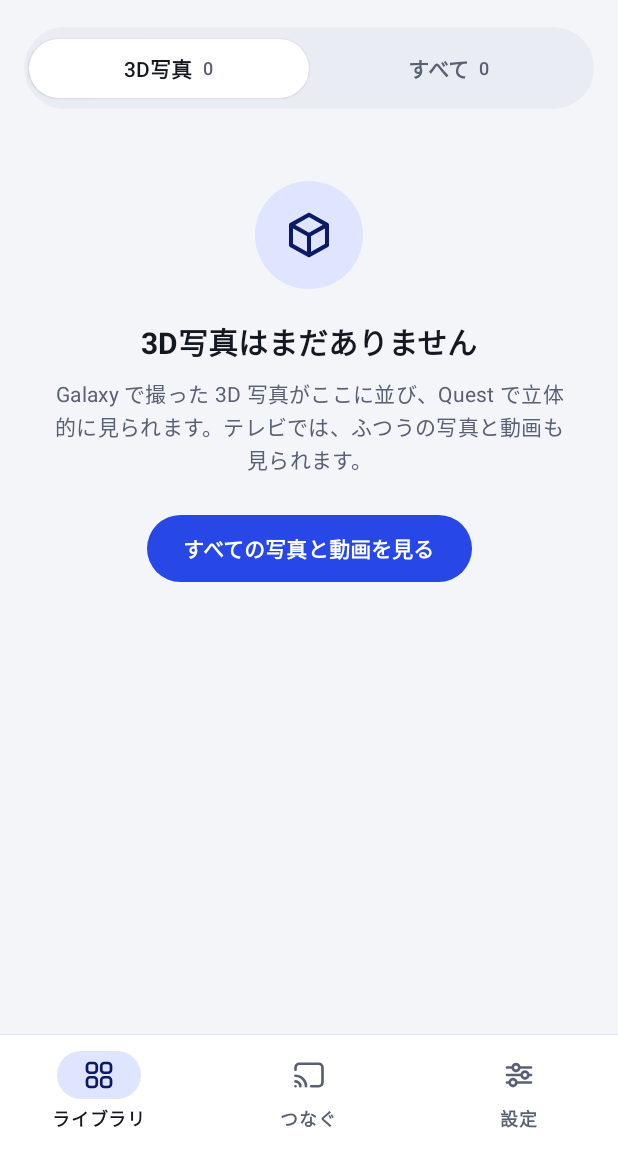
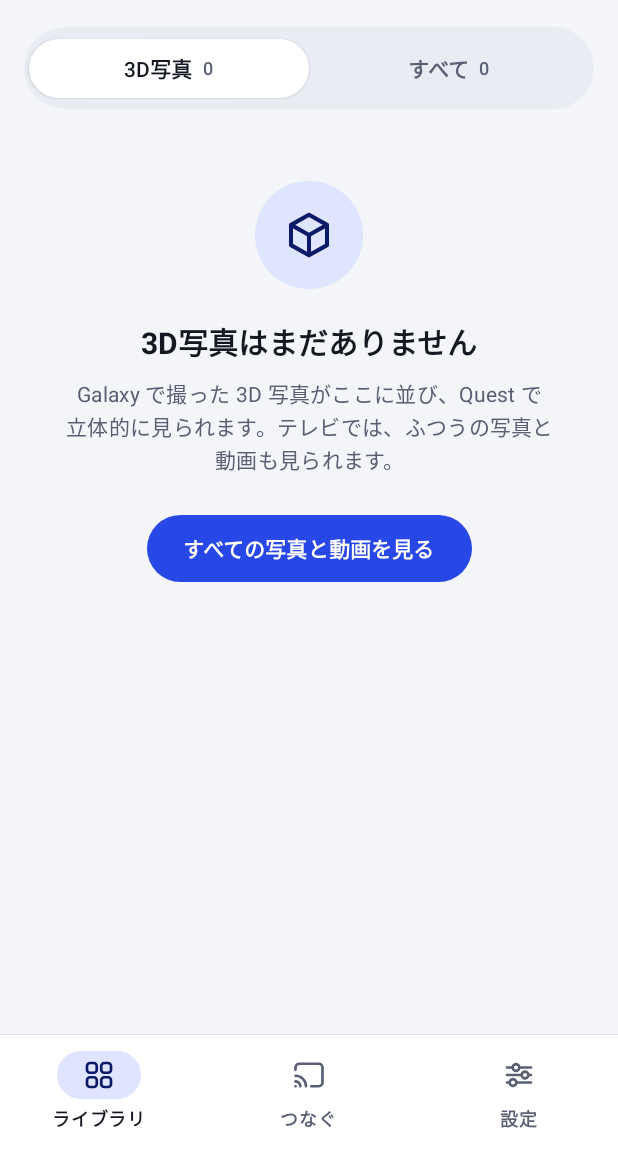
Before and after one commit to lingmulongtai/Okuyuki-android, an Android app built with Jetpack Compose: the screen it shows after launch (MainActivity), on a phone screen of 412 x 824 dp, the part 81-1236 px from its top. Run offline under Robolectric (Android 15) with nearby library versions, the phone set to English and light mode, and no system bars; our stand-ins replace Room's generated code; libraries missing offline, so code that uses them is left out: io.ktor.server.

Commit message:
fix(ui): break Japanese lines by phrase and soften error colors
Text is set as Japanese whatever the phone's language, so lines break
between phrases and glyphs take their Japanese forms. Errors use a muted
red in the dark theme, and a Latin name such as Quest keeps its space
before the Japanese that follows, as on the Quest app.

Co-Authored-By: Claude Opus 5.5 <noreply@anthropic.com>
Claude-Session: https://claude.ai/code/session_01C2XbL1vLuagkYfvBkFSrx6

```diff
--- a/app/src/main/java/com/okuyuki/android/ui/PairingDialog.kt
+++ b/app/src/main/java/com/okuyuki/android/ui/PairingDialog.kt
@@ -34,7 +34,7 @@ fun PairingDialog(request: PendingPeer, others: Int, approve: () -> Unit, reject
                 GlyphBubble(if (tv) Glyphs.Tv else Glyphs.Headset, size = 56.dp, container = MaterialTheme.colorScheme.primaryContainer,
                     tint = MaterialTheme.colorScheme.onPrimaryContainer)
                 Spacer(Modifier.height(16.dp))
-                Text("${device}がつなごうとしています", style = MaterialTheme.typography.titleLarge, textAlign = TextAlign.Center)
+                Text(named(device, "がつなごうとしています"), style = MaterialTheme.typography.titleLarge, textAlign = TextAlign.Center)
                 Spacer(Modifier.height(4.dp))
                 Text(request.name, style = MaterialTheme.typography.bodyMedium, color = MaterialTheme.colorScheme.onSurfaceVariant,
                     textAlign = TextAlign.Center, maxLines = 2, overflow = TextOverflow.Ellipsis)
@@ -49,7 +49,7 @@ fun PairingDialog(request: PendingPeer, others: Int, approve: () -> Unit, reject
                     }
                 }
                 Spacer(Modifier.height(20.dp))
-                Text("${device}に同じ番号が出ていれば許可してください。違う番号なら拒否してください。", style = MaterialTheme.typography.bodyMedium,
+                Text(named(device, "に同じ番号が出ていれば許可してください。違う番号なら拒否してください。"), style = MaterialTheme.typography.bodyMedium,
                     textAlign = TextAlign.Center)
                 Spacer(Modifier.height(24.dp))
                 Button(onClick = approve, modifier = Modifier.fillMaxWidth().height(52.dp)) { Text("許可する") }
--- a/app/src/main/java/com/okuyuki/android/ui/Theme.kt
+++ b/app/src/main/java/com/okuyuki/android/ui/Theme.kt
@@ -21,7 +21,10 @@ import androidx.compose.ui.geometry.RoundRect
 import androidx.compose.ui.geometry.Size
 import androidx.compose.ui.graphics.Color
 import androidx.compose.ui.graphics.Path
+import androidx.compose.ui.text.TextStyle
 import androidx.compose.ui.text.font.FontWeight
+import androidx.compose.ui.text.intl.LocaleList
+import androidx.compose.ui.text.style.LineBreak
 import androidx.compose.ui.unit.Dp
 import androidx.compose.ui.unit.dp
 import androidx.compose.ui.unit.sp
@@ -78,20 +81,35 @@ private val DarkColors = darkColorScheme(
     surfaceContainer = Color(0xFF161A22), surfaceContainerHigh = Color(0xFF1D212B),
     surfaceContainerHighest = Color(0xFF252A36),
     outline = Color(0xFF737A8C), outlineVariant = Color(0xFF2D3240),
+    // A muted red: a problem should stand out from the page without glaring at night.
+    error = Color(0xFFFFB4AB), onError = Color(0xFF690005),
+    errorContainer = Color(0xFF3A1F24), onErrorContainer = Color(0xFFFFDAD6),
     inverseSurface = Color(0xFFE8EAF1), inverseOnSurface = Color(0xFF1A1D26), inversePrimary = Brand.Blue,
 )
 
+// The text is Japanese whatever the phone's language: Japanese glyph forms, and lines that break between phrases
+// rather than inside a word.
 private val base = Typography()
+private val japanese = LocaleList("ja-JP")
+private val paragraph = LineBreak(LineBreak.Strategy.HighQuality, LineBreak.Strictness.Strict, LineBreak.WordBreak.Phrase)
+private val heading = LineBreak(LineBreak.Strategy.Balanced, LineBreak.Strictness.Strict, LineBreak.WordBreak.Phrase)
+private fun TextStyle.japanese(lines: LineBreak = paragraph) = copy(localeList = japanese, lineBreak = lines)
 private val OkuyukiType = Typography(
-    headlineMedium = base.headlineMedium.copy(fontWeight = FontWeight.Bold, fontSize = 26.sp, lineHeight = 34.sp),
-    headlineSmall = base.headlineSmall.copy(fontWeight = FontWeight.Bold),
-    titleLarge = base.titleLarge.copy(fontWeight = FontWeight.Bold, fontSize = 20.sp, lineHeight = 28.sp),
-    titleMedium = base.titleMedium.copy(fontWeight = FontWeight.SemiBold),
-    titleSmall = base.titleSmall.copy(fontWeight = FontWeight.SemiBold),
-    bodyLarge = base.bodyLarge.copy(lineHeight = 26.sp),
-    bodyMedium = base.bodyMedium.copy(lineHeight = 22.sp),
-    labelLarge = base.labelLarge.copy(fontWeight = FontWeight.SemiBold),
-    labelMedium = base.labelMedium.copy(fontWeight = FontWeight.SemiBold),
+    displayLarge = base.displayLarge.japanese(heading),
+    displayMedium = base.displayMedium.japanese(heading),
+    displaySmall = base.displaySmall.japanese(heading),
+    headlineLarge = base.headlineLarge.japanese(heading),
+    headlineMedium = base.headlineMedium.copy(fontWeight = FontWeight.Bold, fontSize = 26.sp, lineHeight = 34.sp).japanese(heading),
+    headlineSmall = base.headlineSmall.copy(fontWeight = FontWeight.Bold).japanese(heading),
+    titleLarge = base.titleLarge.copy(fontWeight = FontWeight.Bold, fontSize = 20.sp, lineHeight = 28.sp).japanese(heading),
+    titleMedium = base.titleMedium.copy(fontWeight = FontWeight.SemiBold).japanese(),
+    titleSmall = base.titleSmall.copy(fontWeight = FontWeight.SemiBold).japanese(),
+    bodyLarge = base.bodyLarge.copy(lineHeight = 26.sp).japanese(),
+    bodyMedium = base.bodyMedium.copy(lineHeight = 22.sp).japanese(),
+    bodySmall = base.bodySmall.japanese(),
+    labelLarge = base.labelLarge.copy(fontWeight = FontWeight.SemiBold).japanese(),
+    labelMedium = base.labelMedium.copy(fontWeight = FontWeight.SemiBold).japanese(),
+    labelSmall = base.labelSmall.japanese(),
 )
 
 private val OkuyukiShapes = Shapes(
```
Also changed, not shown: app/src/main/java/com/okuyuki/android/ui/Components.kt (+5 -5 lines), app/src/main/java/com/okuyuki/android/ui/Format.kt (+8 -5 lines), 1 other file.
